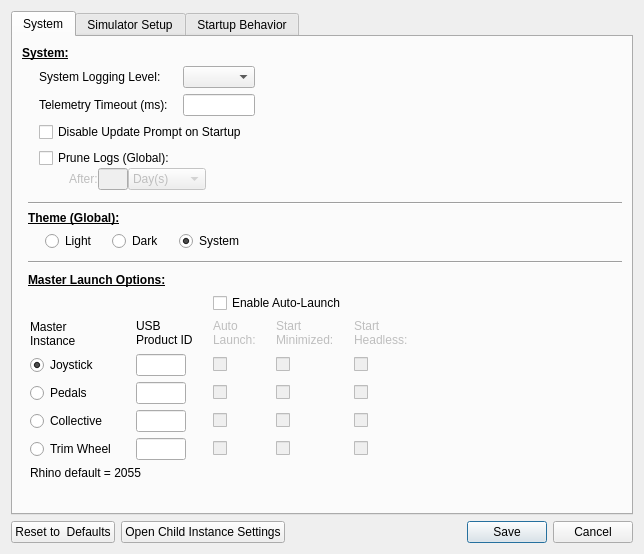
Old version of the form SM/system_settings_new.ui in the repository walmis/VPforce-TelemFFB.
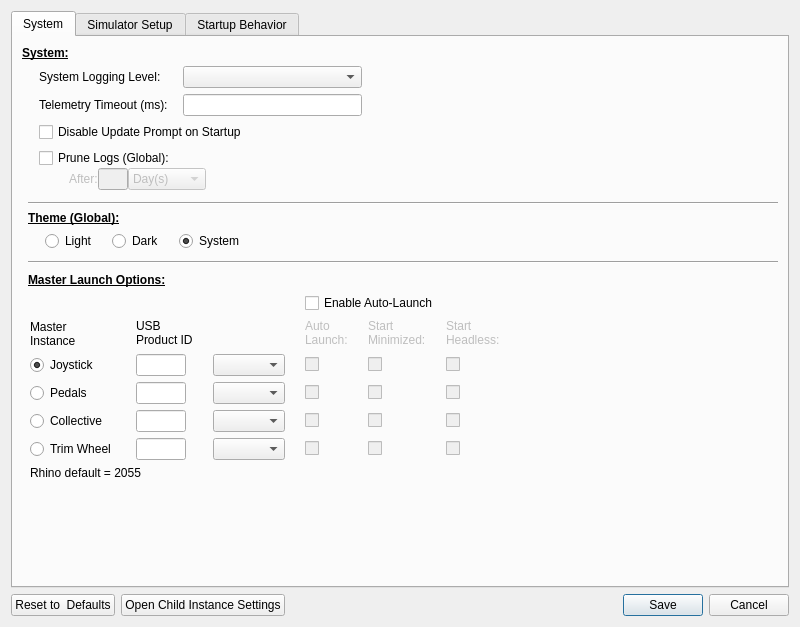
New version of the form. The open tabs and pages were chosen to show the change. Custom widgets are drawn as their Qt base class.

The edit to the form file:
```diff
--- a/SM/system_settings_new.ui
+++ b/SM/system_settings_new.ui
@@ -6,8 +6,8 @@
    <rect>
     <x>0</x>
     <y>0</y>
-    <width>644</width>
-    <height>554</height>
+    <width>800</width>
+    <height>627</height>
    </rect>
   </property>
   <property name="sizePolicy">
@@ -402,109 +402,7 @@
             <property name="horizontalSpacing">
              <number>20</number>
             </property>
-            <item row="0" column="3" colspan="3">
-             <widget class="QCheckBox" name="cb_al_enable">
-              <property name="font">
-               <font>
-                <bold>false</bold>
-                <underline>false</underline>
-               </font>
-              </property>
-              <property name="text">
-               <string>Enable Auto-Launch</string>
-              </property>
-             </widget>
-            </item>
-            <item row="1" column="0">
-             <spacer name="horizontalSpacer_29">
-              <property name="orientation">
-               <enum>Qt::Horizontal</enum>
-              </property>
-              <property name="sizeType">
-               <enum>QSizePolicy::Fixed</enum>
-              </property>
-              <property name="sizeHint" stdset="0">
-               <size>
-                <width>2</width>
-                <height>17</height>
-               </size>
-              </property>
-             </spacer>
-            </item>
-            <item row="1" column="1">
-             <widget class="QLabel" name="label_9">
-              <property name="sizePolicy">
-               <sizepolicy hsizetype="Preferred" vsizetype="Preferred">
-                <horstretch>0</horstretch>
-                <verstretch>0</verstretch>
-               </sizepolicy>
-              </property>
-              <property name="text">
-               <string>Master
-Instance</string>
-              </property>
-             </widget>
-            </item>
-            <item row="1" column="2">
-             <widget class="QLabel" name="label_12">
-              <property name="text">
-               <string>USB
-Product ID</string>
-              </property>
-              <property name="alignment">
-               <set>Qt::AlignLeading|Qt::AlignLeft|Qt::AlignTop</set>
-              </property>
-             </widget>
-            </item>
-            <item row="1" column="3">
-             <widget class="QLabel" name="lab_auto_launch">
-              <property name="enabled">
-               <bool>false</bool>
-              </property>
-              <property name="sizePolicy">
-               <sizepolicy hsizetype="Preferred" vsizetype="Preferred">
-                <horstretch>0</horstretch>
-                <verstretch>0</verstretch>
-               </sizepolicy>
-              </property>
-              <property name="text">
-               <string>Auto
-Launch:</string>
-              </property>
-              <property name="alignment">
-               <set>Qt::AlignLeading|Qt::AlignLeft|Qt::AlignTop</set>
-              </property>
-             </widget>
-            </item>
-            <item row="1" column="4">
-             <widget class="QLabel" name="lab_start_min">
-              <property name="enabled">
-               <bool>false</bool>
-              </property>
-              <property name="text">
-               <string>Start
-Minimized:</string>
-              </property>
-              <property name="alignment">
-               <set>Qt::AlignLeading|Qt::AlignLeft|Qt::AlignTop</set>
-              </property>
-             </widget>
-            </item>
-            <item row="1" column="5">
-             <widget class="QLabel" name="lab_start_headless">
-              <property name="enabled">
-               <bool>false</bool>
-              </property>
-              <property name="text">
-               <string>Start
-Headless:</string>
-              </property>
-              <property name="alignment">
-               <set>Qt::AlignLeading|Qt::AlignLeft|Qt::AlignTop</set>
-              </property>
-             </widget>
-            </item>
-            <item row="1" column="6">
+            <item row="1" column="7">
              <spacer name="horizontalSpacer_23">
               <property name="orientation">
                <enum>Qt::Horizontal</enum>
@@ -527,56 +425,8 @@
               </property>
              </widget>
             </item>
-            <item row="2" column="2">
-             <widget class="QLineEdit" name="tb_pid_j">
-              <property name="maximumSize">
-               <size>
-                <width>50</width>
-                <height>16777215</height>
-               </size>
-              </property>
-              <property name="text">
-               <string/>
-              </property>
-             </widget>
-            </item>
-            <item row="2" column="3">
-             <widget class="QCheckBox" name="cb_al_enable_j">
-              <property name="enabled">
-               <bool>false</bool>
-              </property>
-              <property name="maximumSize">
-               <size>
-                <width>15</width>
-                <height>16777215</height>
-               </size>
-              </property>
-              <property name="text">
-               <string/>
-              </property>
-             </widget>
-            </item>
-            <item row="2" column="4">
-             <widget class="QCheckBox" name="cb_min_enable_j">
-              <property name="enabled">
-               <bool>false</bool>
-              </property>
-              <property name="maximumSize">
-               <size>
-                <width>15</width>
-                <height>16777215</height>
-               </size>
-              </property>
-              <property name="text">
-               <string/>
-              </property>
-              <property name="checkable">
-               <bool>true</bool>
-              </property>
-             </widget>
-            </item>
             <item row="2" column="5">
-             <widget class="QCheckBox" name="cb_headless_j">
+             <widget class="QCheckBox" name="cb_min_enable_j">
               <property name="enabled">
                <bool>false</bool>
               </property>
@@ -594,18 +444,38 @@
               </property>
              </widget>
             </item>
-            <item row="2" column="6">
-             <spacer name="horizontalSpacer_24">
-              <property name="orientation">
-               <enum>Qt::Horizontal</enum>
+            <item row="4" column="6">
+             <widget class="QCheckBox" name="cb_headless_c">
+              <property name="enabled">
+               <bool>false</bool>
               </property>
-              <property name="sizeHint" stdset="0">
+              <property name="maximumSize">
                <size>
-                <width>357</width>
-                <height>19</height>
+                <width>15</width>
+                <height>16777215</height>
                </size>
               </property>
-             </spacer>
+              <property name="text">
+               <string/>
+              </property>
+              <property name="checkable">
+               <bool>true</bool>
+              </property>
+             </widget>
+            </item>
+            <item row="1" column="6">
+             <widget class="QLabel" name="lab_start_headless">
+              <property name="enabled">
+               <bool>false</bool>
+              </property>
+              <property name="text">
+               <string>Start
+Headless:</string>
+              </property>
+              <property name="alignment">
+               <set>Qt::AlignLeading|Qt::AlignLeft|Qt::AlignTop</set>
+              </property>
+             </widget>
             </item>
             <item row="3" column="1">
              <widget class="QRadioButton" name="rb_master_p">
@@ -614,71 +484,21 @@
               </property>
              </widget>
             </item>
-            <item row="3" column="2">
-             <widget class="QLineEdit" name="tb_pid_p">
-              <property name="maximumSize">
-               <size>
-                <width>50</width>
-                <height>16777215</height>
-               </size>
+            <item row="1" column="1">
+             <widget class="QLabel" name="label_9">
+              <property name="sizePolicy">
+               <sizepolicy hsizetype="Preferred" vsizetype="Preferred">
+                <horstretch>0</horstretch>
+                <verstretch>0</verstretch>
+               </sizepolicy>
               </property>
-             </widget>
-            </item>
-            <item row="3" column="3">
-             <widget class="QCheckBox" name="cb_al_enable_p">
-              <property name="enabled">
-               <bool>false</bool>
-              </property>
-              <property name="maximumSize">
-               <size>
-                <width>15</width>
-                <height>16777215</height>
-               </size>
-              </property>
               <property name="text">
-               <string/>
+               <string>Master
+Instance</string>
               </property>
              </widget>
             </item>
-            <item row="3" column="4">
-             <widget class="QCheckBox" name="cb_min_enable_p">
-              <property name="enabled">
-               <bool>false</bool>
-              </property>
-              <property name="maximumSize">
-               <size>
-                <width>15</width>
-                <height>16777215</height>
-               </size>
-              </property>
-              <property name="text">
-               <string/>
-              </property>
-              <property name="checkable">
-               <bool>true</bool>
-              </property>
-             </widget>
-            </item>
-            <item row="3" column="5">
-             <widget class="QCheckBox" name="cb_headless_p">
-              <property name="enabled">
-               <bool>false</bool>
-              </property>
-              <property name="maximumSize">
-               <size>
-                <width>15</width>
-                <height>16777215</height>
-               </size>
-              </property>
-              <property name="text">
-               <string/>
-              </property>
-              <property name="checkable">
-               <bool>true</bool>
-              </property>
-             </widget>
-            </item>
-            <item row="3" column="6">
+            <item row="3" column="7">
              <spacer name="horizontalSpacer_25">
               <property name="orientation">
                <enum>Qt::Horizontal</enum>
@@ -691,12 +511,18 @@
               </property>
              </spacer>
             </item>
-            <item row="4" column="1">
-             <widget class="QRadioButton" name="rb_master_c">
-              <property name="text">
-               <string>Collective</string>
+            <item row="4" column="7">
+             <spacer name="horizontalSpacer_26">
+              <property name="orientation">
+               <enum>Qt::Horizontal</enum>
               </property>
-             </widget>
+              <property name="sizeHint" stdset="0">
+               <size>
+                <width>357</width>
+                <height>19</height>
+               </size>
+              </property>
+             </spacer>
             </item>
             <item row="4" column="2">
              <widget class="QLineEdit" name="tb_pid_c">
@@ -708,11 +534,31 @@
               </property>
              </widget>
             </item>
-            <item row="4" column="3">
-             <widget class="QCheckBox" name="cb_al_enable_c">
+            <item row="1" column="4">
+             <widget class="QLabel" name="lab_auto_launch">
               <property name="enabled">
                <bool>false</bool>
               </property>
+              <property name="sizePolicy">
+               <sizepolicy hsizetype="Preferred" vsizetype="Preferred">
+                <horstretch>0</horstretch>
+                <verstretch>0</verstretch>
+               </sizepolicy>
+              </property>
+              <property name="text">
+               <string>Auto
+Launch:</string>
+              </property>
+              <property name="alignment">
+               <set>Qt::AlignLeading|Qt::AlignLeft|Qt::AlignTop</set>
+              </property>
+             </widget>
+            </item>
+            <item row="3" column="6">
+             <widget class="QCheckBox" name="cb_headless_p">
+              <property name="enabled">
+               <bool>false</bool>
+              </property>
               <property name="maximumSize">
                <size>
                 <width>15</width>
@@ -722,10 +568,26 @@
               <property name="text">
                <string/>
               </property>
+              <property name="checkable">
+               <bool>true</bool>
+              </property>
              </widget>
             </item>
-            <item row="4" column="4">
-             <widget class="QCheckBox" name="cb_min_enable_c">
+            <item row="2" column="7">
+             <spacer name="horizontalSpacer_24">
+              <property name="orientation">
+               <enum>Qt::Horizontal</enum>
+              </property>
+              <property name="sizeHint" stdset="0">
+               <size>
+                <width>357</width>
+                <height>19</height>
+               </size>
+              </property>
+             </spacer>
+            </item>
+            <item row="5" column="6">
+             <widget class="QCheckBox" name="cb_headless_t">
               <property name="enabled">
                <bool>false</bool>
               </property>
@@ -743,8 +605,56 @@
               </property>
              </widget>
             </item>
+            <item row="2" column="6">
+             <widget class="QCheckBox" name="cb_headless_j">
+              <property name="enabled">
+               <bool>false</bool>
+              </property>
+              <property name="maximumSize">
+               <size>
+                <width>15</width>
+                <height>16777215</height>
+               </size>
+              </property>
+              <property name="text">
+               <string/>
+              </property>
+              <property name="checkable">
+               <bool>true</bool>
+              </property>
+             </widget>
+            </item>
+            <item row="2" column="2">
+             <widget class="QLineEdit" name="tb_pid_j">
+              <property name="maximumSize">
+               <size>
+                <width>50</width>
+                <height>16777215</height>
+               </size>
+              </property>
+              <property name="text">
+               <string/>
+              </property>
+             </widget>
+            </item>
+            <item row="3" column="4">
+             <widget class="QCheckBox" name="cb_al_enable_p">
+              <property name="enabled">
+               <bool>false</bool>
+              </property>
+              <property name="maximumSize">
+               <size>
+                <width>15</width>
+                <height>16777215</height>
+               </size>
+              </property>
+              <property name="text">
+               <string/>
+              </property>
+             </widget>
+            </item>
             <item row="4" column="5">
-             <widget class="QCheckBox" name="cb_headless_c">
+             <widget class="QCheckBox" name="cb_min_enable_c">
               <property name="enabled">
                <bool>false</bool>
               </property>
@@ -762,18 +672,36 @@
               </property>
              </widget>
             </item>
-            <item row="4" column="6">
-             <spacer name="horizontalSpacer_26">
-              <property name="orientation">
-               <enum>Qt::Horizontal</enum>
+            <item row="0" column="4" colspan="3">
+             <widget class="QCheckBox" name="cb_al_enable">
+              <property name="font">
+               <font>
+                <bold>false</bold>
+                <underline>false</underline>
+               </font>
               </property>
-              <property name="sizeHint" stdset="0">
-               <size>
-                <width>357</width>
-                <height>19</height>
-               </size>
+              <property name="text">
+               <string>Enable Auto-Launch</string>
               </property>
-             </spacer>
+             </widget>
+            </item>
+            <item row="6" column="1" colspan="2">
+             <widget class="QLabel" name="label_10">
+              <property name="text">
+               <string>Rhino default = 2055</string>
+              </property>
+             </widget>
+            </item>
+            <item row="1" column="2">
+             <widget class="QLabel" name="label_12">
+              <property name="text">
+               <string>USB
+Product ID</string>
+              </property>
+              <property name="alignment">
+               <set>Qt::AlignLeading|Qt::AlignLeft|Qt::AlignTop</set>
+              </property>
+             </widget>
             </item>
             <item row="5" column="1">
              <widget class="QRadioButton" name="rb_master_t">
@@ -782,6 +710,48 @@
               </property>
              </widget>
             </item>
+            <item row="1" column="0">
+             <spacer name="horizontalSpacer_29">
+              <property name="orientation">
+               <enum>Qt::Horizontal</enum>
+              </property>
+              <property name="sizeType">
+               <enum>QSizePolicy::Fixed</enum>
+              </property>
+              <property name="sizeHint" stdset="0">
+               <size>
+                <width>2</width>
+                <height>17</height>
+               </size>
+              </property>
+             </spacer>
+            </item>
+            <item row="5" column="5">
+             <widget class="QCheckBox" name="cb_min_enable_t">
+              <property name="enabled">
+               <bool>false</bool>
+              </property>
+              <property name="maximumSize">
+               <size>
+                <width>15</width>
+                <height>16777215</height>
+               </size>
+              </property>
+              <property name="text">
+               <string/>
+              </property>
+              <property name="checkable">
+               <bool>true</bool>
+              </property>
+             </widget>
+            </item>
+            <item row="4" column="1">
+             <widget class="QRadioButton" name="rb_master_c">
+              <property name="text">
+               <string>Collective</string>
+              </property>
+             </widget>
+            </item>
             <item row="5" column="2">
              <widget class="QLineEdit" name="tb_pid_t">
               <property name="maximumSize">
@@ -792,8 +762,18 @@
               </property>
              </widget>
             </item>
-            <item row="5" column="3">
-             <widget class="QCheckBox" name="cb_al_enable_t">
+            <item row="3" column="2">
+             <widget class="QLineEdit" name="tb_pid_p">
+              <property name="maximumSize">
+               <size>
+                <width>50</width>
+                <height>16777215</height>
+               </size>
+              </property>
+             </widget>
+            </item>
+            <item row="2" column="4">
+             <widget class="QCheckBox" name="cb_al_enable_j">
               <property name="enabled">
                <bool>false</bool>
               </property>
@@ -809,7 +789,7 @@
              </widget>
             </item>
             <item row="5" column="4">
-             <widget class="QCheckBox" name="cb_min_enable_t">
+             <widget class="QCheckBox" name="cb_al_enable_t">
               <property name="enabled">
                <bool>false</bool>
               </property>
@@ -822,13 +802,10 @@
               <property name="text">
                <string/>
               </property>
-              <property name="checkable">
-               <bool>true</bool>
-              </property>
              </widget>
             </item>
-            <item row="5" column="5">
-             <widget class="QCheckBox" name="cb_headless_t">
+            <item row="3" column="5">
+             <widget class="QCheckBox" name="cb_min_enable_p">
               <property name="enabled">
                <bool>false</bool>
               </property>
@@ -846,13 +823,48 @@
               </property>
              </widget>
             </item>
-            <item row="6" column="1" colspan="2">
-             <widget class="QLabel" name="label_10">
+            <item row="4" column="4">
+             <widget class="QCheckBox" name="cb_al_enable_c">
+              <property name="enabled">
+               <bool>false</bool>
+              </property>
+              <property name="maximumSize">
+               <size>
+                <width>15</width>
+                <height>16777215</height>
+               </size>
+              </property>
               <property name="text">
-               <string>Rhino default = 2055</string>
+               <string/>
               </property>
              </widget>
             </item>
+            <item row="1" column="5">
+             <widget class="QLabel" name="lab_start_min">
+              <property name="enabled">
+               <bool>false</bool>
+              </property>
+              <property name="text">
+               <string>Start
+Minimized:</string>
+              </property>
+              <property name="alignment">
+               <set>Qt::AlignLeading|Qt::AlignLeft|Qt::AlignTop</set>
+              </property>
+             </widget>
+            </item>
+            <item row="2" column="3">
+             <widget class="QComboBox" name="cb_select_j"/>
+            </item>
+            <item row="3" column="3">
+             <widget class="QComboBox" name="cb_select_p"/>
+            </item>
+            <item row="4" column="3">
+             <widget class="QComboBox" name="cb_select_c"/>
+            </item>
+            <item row="5" column="3">
+             <widget class="QComboBox" name="cb_select_t"/>
+            </item>
            </layout>
           </item>
          </layout>
@@ -877,7 +889,7 @@
           <enum>QTabWidget::West</enum>
          </property>
          <property name="currentIndex">
-          <number>0</number>
+          <number>4</number>
          </property>
          <widget class="QWidget" name="tab_DCS">
           <attribute name="title">
@@ -1425,7 +1437,7 @@
              <item>
               <widget class="QLabel" name="label_16">
                <property name="text">
-                <string>&lt;html&gt;&lt;head/&gt;&lt;body&gt;&lt;p&gt;&lt;span style=&quot; font-size:12pt; font-weight:700;&quot;&gt;Falcon BMS&lt;/span&gt;&lt;/p&gt;&lt;/body&gt;&lt;/html&gt;</string>
+                <string>&lt;html&gt;&lt;head/&gt;&lt;body&gt;&lt;p&gt;&lt;span style=&quot; font-size:12pt; font-weight:700;&quot;&gt;Falcon BMS (Beta)&lt;/span&gt;&lt;/p&gt;&lt;/body&gt;&lt;/html&gt;</string>
                </property>
               </widget>
              </item>
@@ -1478,7 +1490,7 @@
            <item row="3" column="0">
             <widget class="QLabel" name="label_17">
              <property name="text">
-              <string>&lt;html&gt;&lt;head/&gt;&lt;body&gt;&lt;p&gt;&lt;span style=&quot; font-weight:700;&quot;&gt;Options:&lt;/span&gt;&lt;/p&gt;&lt;/body&gt;&lt;/html&gt;</string>
+              <string>&lt;html&gt;&lt;head/&gt;&lt;body&gt;&lt;p&gt;&lt;span style=&quot; font-weight:700;&quot;&gt;Options: &lt;/span&gt;(none)&lt;/p&gt;&lt;/body&gt;&lt;/html&gt;</string>
              </property>
             </widget>
            </item>
```
